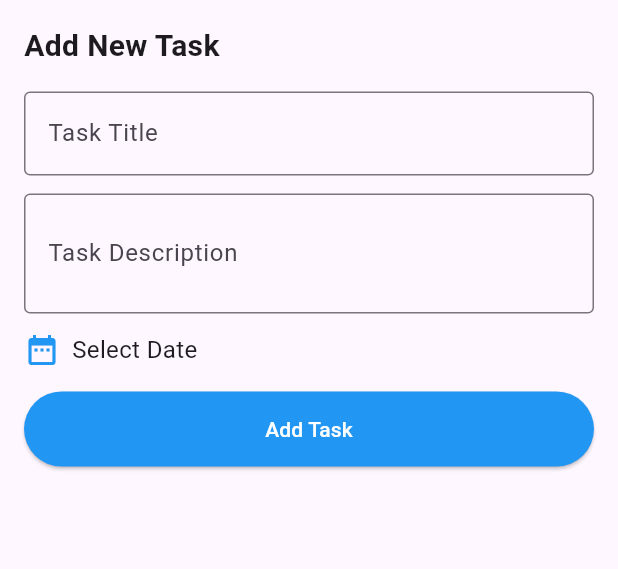
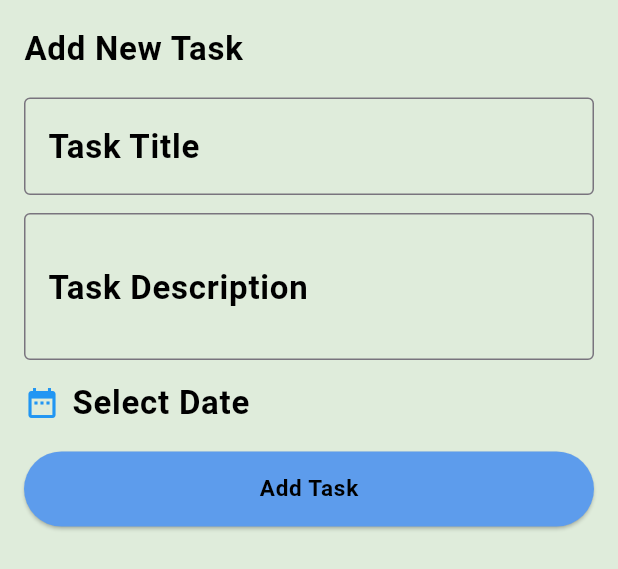
Before and after one commit to AbdelrhmanHany3k/To_do_app, a Flutter app: the Addtaskbottomsheet widget shown alone on an empty page, opened directly, on a phone screen of 412 x 824 dp. Shown: the top 569 px of the screen. Run offline on Flutter 3.47's test engine with Material 3 defaults, Android fonts, the phone set to English and light mode, and no system bars; our stand-ins replace calendar_timeline, cloud_firestore, firebase_core, flutter_slidable; accounts and stored records are empty; generated files the repository leaves out were written again.

Commit message:
firestore and themeing finished

```diff
--- a/lib/AddTaskBottomSheet.dart
+++ b/lib/AddTaskBottomSheet.dart
@@ -1,24 +1,24 @@
 import 'package:flutter/material.dart';
 import 'package:to_do_app/Task_model.dart';
+import 'package:to_do_app/Themeing/AppColors.dart';
 import 'package:to_do_app/firebasefuntions.dart';
 
 class Addtaskbottomsheet extends StatefulWidget {
-   Addtaskbottomsheet({super.key});
+  const Addtaskbottomsheet({super.key});
 
   @override
   State<Addtaskbottomsheet> createState() => _AddtaskbottomsheetState();
 }
 
 class _AddtaskbottomsheetState extends State<Addtaskbottomsheet> {
-  var titleController=TextEditingController();
-  var descriptionController=TextEditingController();
-
+  final titleController = TextEditingController();
+  final descriptionController = TextEditingController();
   DateTime? selectedDate;
 
   void _pickDate() async {
     DateTime? picked = await showDatePicker(
       context: context,
-      initialDate: selectedDate,
+      initialDate: selectedDate ?? DateTime.now(),
       firstDate: DateTime(2000),
       lastDate: DateTime(2100),
     );
@@ -30,8 +30,31 @@ class _AddtaskbottomsheetState extends State<Addtaskbottomsheet> {
     }
   }
 
+  void _addTask() {
+    if (titleController.text.trim().isEmpty ||
+        descriptionController.text.trim().isEmpty ||
+        selectedDate == null) {
+      ScaffoldMessenger.of(context).showSnackBar(
+        const SnackBar(content: Text("Please fill all fields")),
+      );
+      return;
+    }
+
+    TaskModel model = TaskModel(
+      title: titleController.text.trim(),
+      description: descriptionController.text.trim(),
+      Date: DateUtils.dateOnly(selectedDate!).millisecondsSinceEpoch,
+    );
+
+    FireBaseFunctions.addtask(model).then((value) {
+      Navigator.pop(context);
+    });
+  }
+
   @override
   Widget build(BuildContext context) {
+    final textStyle = Theme.of(context).textTheme.bodyLarge;
+
     return SingleChildScrollView(
       child: Padding(
         padding: const EdgeInsets.all(16),
@@ -39,25 +62,26 @@ class _AddtaskbottomsheetState extends State<Addtaskbottomsheet> {
           mainAxisSize: MainAxisSize.min,
           crossAxisAlignment: CrossAxisAlignment.start,
           children: [
-            const Text(
-              "Add New Task",
-              style: TextStyle(fontSize: 20, fontWeight: FontWeight.bold),
-            ),
+            Text("Add New Task", style: textStyle),
             const SizedBox(height: 16),
             TextFormField(
               controller: titleController,
-              decoration: const InputDecoration(
+              style: textStyle, // يغير لون النص حسب الثيم
+              decoration: InputDecoration(
                 labelText: "Task Title",
-                border: OutlineInputBorder(),
+                labelStyle: textStyle, // يغير لون الليبل حسب الثيم
+                border: const OutlineInputBorder(),
               ),
             ),
             const SizedBox(height: 12),
             TextFormField(
               controller: descriptionController,
               maxLines: 2,
-              decoration: const InputDecoration(
+              style: textStyle,
+              decoration: InputDecoration(
                 labelText: "Task Description",
-                border: OutlineInputBorder(),
+                labelStyle: textStyle,
+                border: const OutlineInputBorder(),
               ),
             ),
             const SizedBox(height: 12),
@@ -70,26 +94,21 @@ class _AddtaskbottomsheetState extends State<Addtaskbottomsheet> {
                   Text(
                     selectedDate == null
                         ? "Select Date"
-                        : "$selectedDate".substring(0,10),
-                    style: const TextStyle(fontSize: 16),
+                        : "${selectedDate!.year}-${selectedDate!.month}-${selectedDate!.day}",
+                    style: textStyle,
                   ),
                 ],
               ),
             ),
             const SizedBox(height: 16),
             ElevatedButton(
-              onPressed: () {
-                TaskModel model=TaskModel(title: titleController.text,
-                    description: descriptionController.text,
-                    Date: selectedDate!.millisecondsSinceEpoch);
-                FireBaseFunctions.addtask(model).then((value) => Navigator.pop,);
-              },
+              onPressed: _addTask,
               style: ElevatedButton.styleFrom(
-                backgroundColor: Colors.blue,
                 minimumSize: const Size(double.infinity, 50),
+                backgroundColor: Appcolors.primarycolor
               ),
-              child: const Text("Add Task",style: TextStyle(color: Colors.white),),
-            )
+              child:  Text("Add Task",style: Theme.of(context).textTheme.bodyLarge?.copyWith(fontSize: 15),),
+            ),
           ],
         ),
       ),
--- /dev/null
+++ b/lib/Themeing/AppColors.dart
@@ -0,0 +1,12 @@
+import 'package:flutter/material.dart';
+
+class Appcolors{
+  static const Color primarycolor=Color(0xff5D9CEC);
+  static const Color whitecolor = Color(0xffffffff);
+  static const Color greencolor = Color(0xff61E757);
+  static const Color redcolor = Color(0xffEC4B4B);
+  static const Color blackcolor = Color(0xff000000);
+  static const Color backgroundlightcolor = Color(0xffDFECDB);
+  static const Color backgrounddarkcolor = Color(0xff060E1E);
+  static const Color bottomdarkcolor = Color(0xff11234b);
+}
--- /dev/null
+++ b/lib/Themeing/MyTheme.dart
@@ -0,0 +1,90 @@
+import 'package:flutter/material.dart';
+import 'package:to_do_app/Themeing/AppColors.dart';
+
+class Mytheme {
+  static final ThemeData lighttheme = ThemeData(
+    primaryColor: Appcolors.primarycolor,
+    scaffoldBackgroundColor: Appcolors.backgroundlightcolor,
+    cardColor: Appcolors.whitecolor, // خلفية الكاردز في اللايت
+    hintColor: Colors.grey, // لون النصوص الثانوية في اللايت
+    appBarTheme: const AppBarTheme(
+      backgroundColor: Appcolors.primarycolor,
+      elevation: 0,
+      titleTextStyle: TextStyle(
+        color: Colors.white,
+        fontSize: 25,
+        fontWeight: FontWeight.bold,
+      ),
+    ),
+    bottomSheetTheme: const BottomSheetThemeData(
+      backgroundColor: Appcolors.whitecolor,
+    ),
+    textTheme: const TextTheme(
+      bodyLarge: TextStyle(
+        fontWeight: FontWeight.bold,
+        fontSize: 22,
+        color: Colors.black,
+      ),
+      bodyMedium: TextStyle(
+        fontSize: 18,
+        color: Colors.black87,
+      ),
+      bodySmall: TextStyle(
+        fontSize: 14,
+        color: Colors.black54,
+      ),
+    ),
+    bottomNavigationBarTheme: const BottomNavigationBarThemeData(
+      selectedItemColor: Appcolors.primarycolor,
+      unselectedItemColor: Colors.grey,
+      selectedIconTheme: IconThemeData(size: 28),
+      showUnselectedLabels: false,
+    ),
+    bottomAppBarTheme: const BottomAppBarTheme(
+      color: Appcolors.whitecolor,
+    ),
+  );
+
+  static final ThemeData darktheme = ThemeData(
+    primaryColor: Appcolors.primarycolor,
+    scaffoldBackgroundColor: Appcolors.backgrounddarkcolor,
+    cardColor: Appcolors.bottomdarkcolor, // خلفية الكاردز في الدارك
+    hintColor: Colors.grey[400], // لون النصوص الثانوية في الدارك
+    appBarTheme: const AppBarTheme(
+      backgroundColor: Appcolors.primarycolor,
+      elevation: 0,
+      titleTextStyle: TextStyle(
+        color: Appcolors.blackcolor,
+        fontSize: 25,
+        fontWeight: FontWeight.bold,
+      ),
+    ),
+    bottomSheetTheme: const BottomSheetThemeData(
+      backgroundColor: Appcolors.backgrounddarkcolor,
+    ),
+    textTheme: const TextTheme(
+      bodyLarge: TextStyle(
+        fontWeight: FontWeight.bold,
+        fontSize: 25,
+        color: Appcolors.whitecolor,
+      ),
+      bodyMedium: TextStyle(
+        fontSize: 18,
+        color: Colors.white70,
+      ),
+      bodySmall: TextStyle(
+        fontSize: 14,
+        color: Colors.white60,
+      ),
+    ),
+    bottomNavigationBarTheme: const BottomNavigationBarThemeData(
+      selectedItemColor: Appcolors.primarycolor,
+      unselectedItemColor: Appcolors.whitecolor,
+      selectedIconTheme: IconThemeData(size: 28),
+      showUnselectedLabels: false,
+    ),
+    bottomAppBarTheme: const BottomAppBarTheme(
+      color: Appcolors.bottomdarkcolor,
+    ),
+  );
+}
--- /dev/null
+++ b/lib/provider.dart
@@ -0,0 +1,14 @@
+import 'package:flutter/material.dart';
+
+class ThemeProvider extends ChangeNotifier {
+  ThemeMode themeMode = ThemeMode.light;
+
+  void changeTheme(String mode) {
+    if (mode == "Light") {
+      themeMode = ThemeMode.light;
+    } else {
+      themeMode = ThemeMode.dark;
+    }
+    notifyListeners();
+  }
+}
--- a/lib/splash_screen.dart
+++ b/lib/splash_screen.dart
@@ -1,9 +1,11 @@
 import 'dart:async';
 import 'package:flutter/material.dart';
+import 'package:provider/provider.dart';
 import 'package:to_do_app/home.dart';
+import 'package:to_do_app/provider.dart';
 
 class SplashScreen extends StatefulWidget {
-  static const String routename="splash";
+  static const String routename = "splash";
   const SplashScreen({super.key});
 
   @override
@@ -14,20 +16,26 @@ class _SplashScreenState extends State<SplashScreen> {
   @override
   void initState() {
     super.initState();
-    Timer(const Duration(seconds: 3), () {
-      Navigator.pushReplacement(
-        context,
-        MaterialPageRoute(builder: (context) =>  Home()),
-      );
+    Future.delayed(const Duration(seconds: 3), () {
+      Navigator.pushReplacementNamed(context, Home.routename);
     });
   }
 
   @override
   Widget build(BuildContext context) {
-    return const Scaffold(
+    var themeProvider = Provider.of<ThemeProvider>(context);
+
+    final isLight = themeProvider.themeMode == ThemeMode.light;
+
+    return Scaffold(
       body: Center(
-        child: Image(
-          image: AssetImage('assets/images/splash@3x.png'), // put your splash image
+        child: Image.asset(
+          isLight
+              ? 'assets/images/splash@3x.png'
+              : 'assets/images/splash_dark.png',
+          fit: BoxFit.cover,
+          width: double.infinity,
+          height: double.infinity,
         ),
       ),
     );
--- a/pubspec.yaml
+++ b/pubspec.yaml
@@ -41,6 +41,8 @@ dependencies:
   firebase_core: ^4.1.0
   cloud_firestore: ^6.0.1
   flutter_slidable: ^3.1.2
+  provider: ^6.1.5+1
+  shared_preferences: ^2.5.3
 
 dev_dependencies:
   flutter_test:
```
Also changed, not shown: lib/Edit task.dart (added, +148 -0 lines), lib/TaskItem.dart (+75 -34 lines), lib/firebasefuntions.dart (+31 -18 lines), lib/home.dart (+22 -22 lines), lib/main.dart (+22 -4 lines), lib/tabs/settings.dart (+36 -46 lines), lib/tabs/tasks.dart (+21 -11 lines), assets/images/splash_dark.png (added), pubspec.lock, 1 other file.
